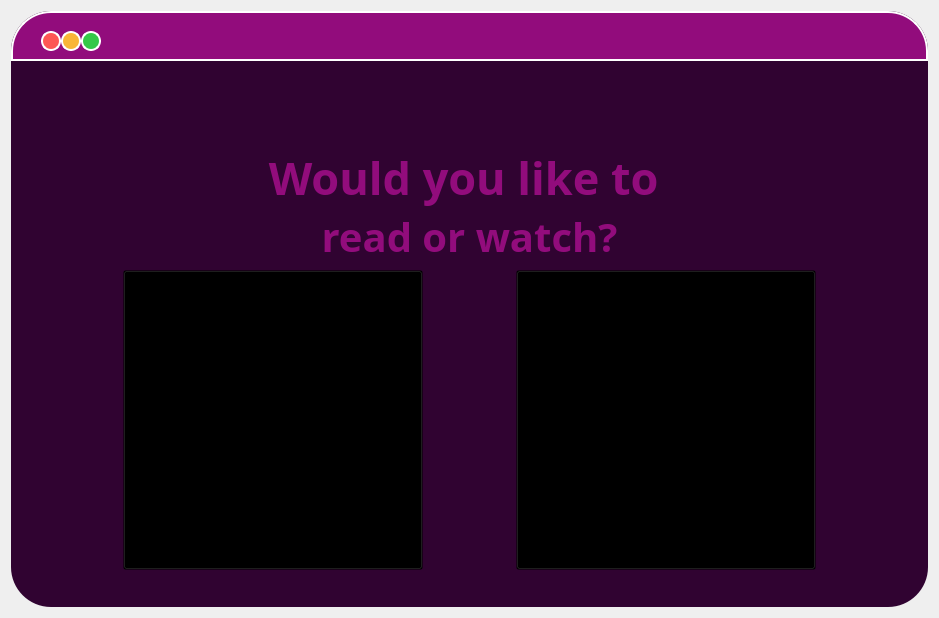
Above: ui/mainMenu.ui from onursercanyilmaz/RecSy before the change. Below: the same form after it.
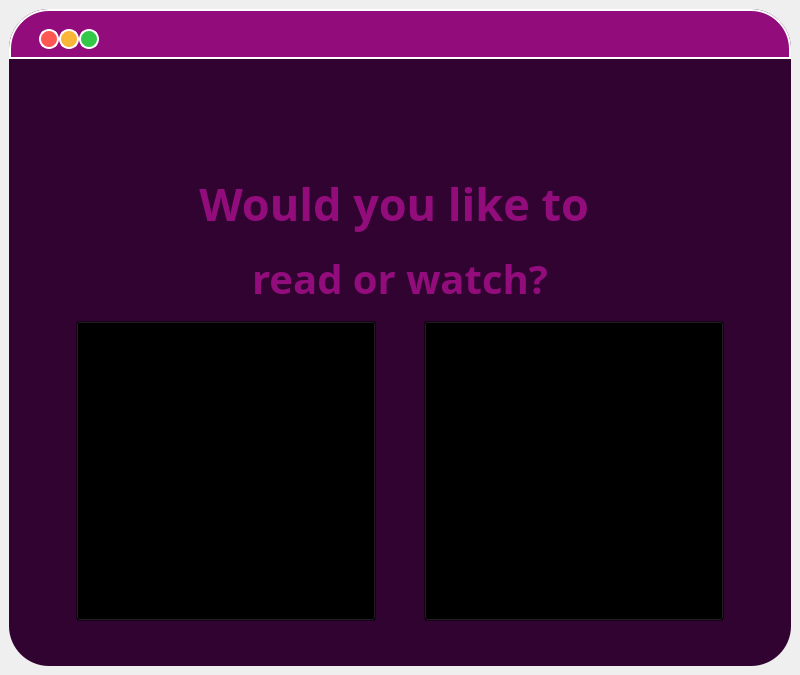
That is the form after the change. Icons and pictures are not drawn.

```diff
--- a/ui/mainMenu.ui
+++ b/ui/mainMenu.ui
@@ -1,24 +1,19 @@
 <?xml version="1.0" encoding="UTF-8"?>
 <ui version="4.0">
- <class>MainForm</class>
- <widget class="QWidget" name="MainForm">
+ <class>MainWindow</class>
+ <widget class="QMainWindow" name="MainWindow">
   <property name="geometry">
    <rect>
     <x>0</x>
     <y>0</y>
-    <width>939</width>
-    <height>618</height>
+    <width>800</width>
+    <height>675</height>
    </rect>
   </property>
-  <property name="minimumSize">
-   <size>
-    <width>0</width>
-    <height>300</height>
-   </size>
-  </property>
   <property name="windowTitle">
    <string>Form</string>
   </property>
+  <widget class="QWidget" name="centralwidgetMainMenu">
   <layout class="QVBoxLayout" name="verticalLayout">
    <item>
     <widget class="QFrame" name="mainFrame">
@@ -411,6 +406,7 @@
     </widget>
    </item>
   </layout>
+  </widget>
  </widget>
  <resources>
   <include location="../source.qrc"/>
```
Left out of the diff: 2 changed lines with no effect on the pictures. Lines whose indentation alone changed are shown as unchanged.
